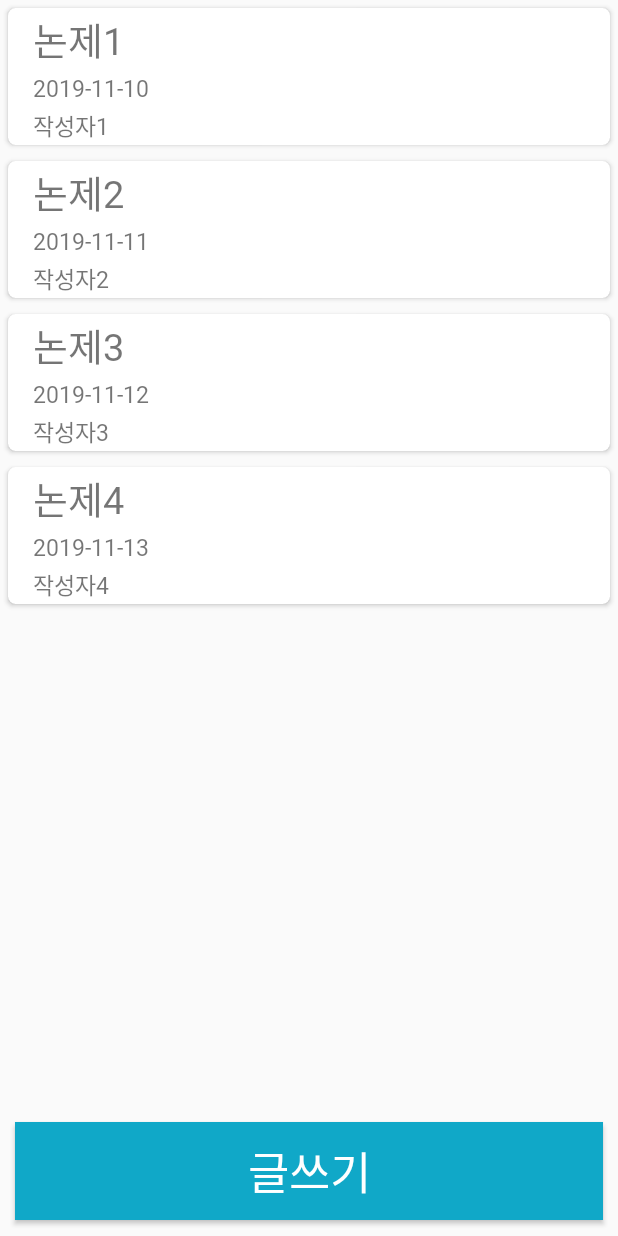
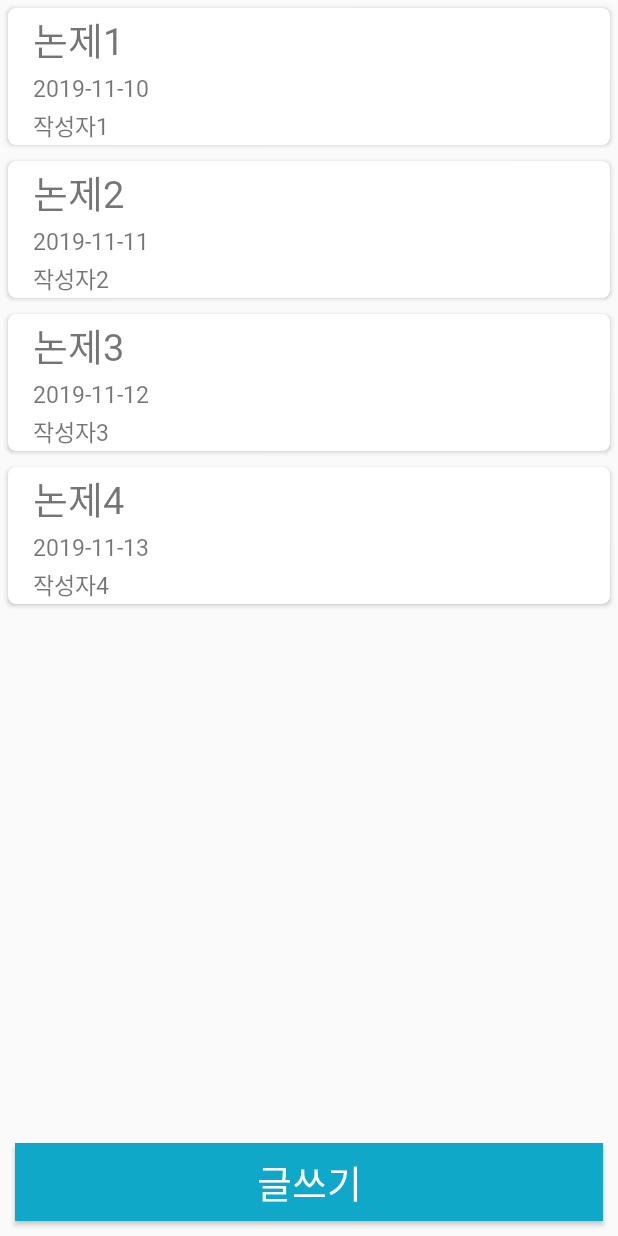
Before and after one commit to pknu-wap/TIKITAKA, an Android app: the MainActivity screen opened directly, with no data from a screen before it, on a phone screen of 412 x 824 dp. Run offline under Robolectric (Android 15) with nearby library versions, the light colour scheme and no system bars.

Commit message:
조금 수정쓰
예아

```diff
--- a/app/src/main/res/layout/activity_main.xml
+++ b/app/src/main/res/layout/activity_main.xml
@@ -9,7 +9,7 @@
         android:scrollbars="vertical"
         android:layout_width="match_parent"
         android:layout_height="wrap_content"
-        android:layout_weight="0.95">
+        android:layout_weight="0.99">
 
     </androidx.recyclerview.widget.RecyclerView>
 
@@ -21,9 +21,9 @@
         android:text="글쓰기"
         android:fontFamily="@font/bm"
         android:background="@drawable/btn_background_blue"
-        android:textSize="30sp"
+        android:textSize="25sp"
         android:textColor="#ffffff"
-        android:layout_weight="0.05"/>
+        android:layout_weight="0.01"/>
 
 
 </LinearLayout>
```
